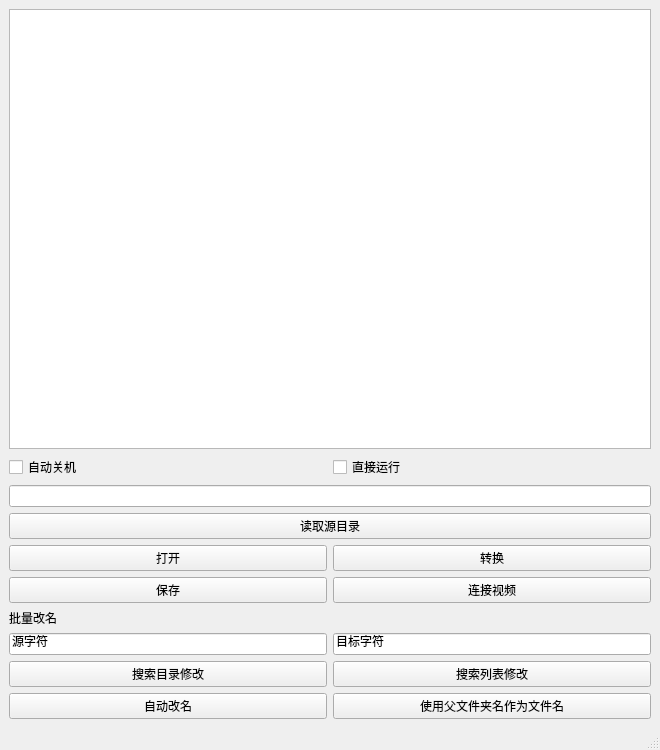
The window that J_Living/J_LivingScript/python/J_VideoConverter/J_VideoConverterUI.ui (wangziheng0426/JMadOnion) describes before a commit, drawn with Qt 5.
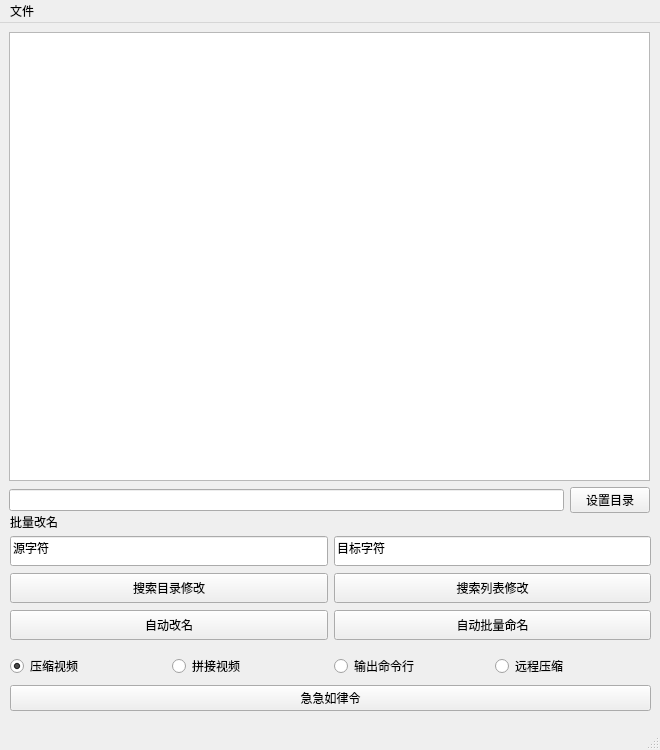
The same window after the commit.

Commit message: 修改ui

```diff
--- a/J_Living/J_LivingScript/python/J_VideoConverter/J_VideoConverterUI.ui
+++ b/J_Living/J_LivingScript/python/J_VideoConverter/J_VideoConverterUI.ui
@@ -20,8 +20,17 @@
    <string>J_videoConverter</string>
   </property>
   <widget class="QWidget" name="cw">
+   <widget class="QWidget" name="">
+    <property name="geometry">
+     <rect>
+      <x>9</x>
+      <y>9</y>
+      <width>641</width>
+      <height>481</height>
+     </rect>
+    </property>
    <layout class="QGridLayout" name="gridLayout">
-    <item row="0" column="0">
+     <item row="0" column="0" colspan="2">
      <widget class="QTableView" name="tableView_fileList">
       <property name="autoScroll">
        <bool>false</bool>
@@ -47,139 +56,222 @@
      </widget>
     </item>
     <item row="1" column="0">
-     <layout class="QVBoxLayout" name="verticalLayout">
-      <item>
-       <layout class="QHBoxLayout" name="horizontalLayout">
-        <item>
-         <widget class="QCheckBox" name="checkBox_shutdown">
-          <property name="text">
-           <string>自动关机</string>
-          </property>
-         </widget>
-        </item>
-        <item>
-         <widget class="QCheckBox" name="checkBox_gogogo">
-          <property name="text">
-           <string>直接运行</string>
-          </property>
-         </widget>
-        </item>
-       </layout>
-      </item>
-      <item>
        <widget class="QLineEdit" name="lineEdit_inputField">
         <property name="inputMask">
          <string/>
         </property>
        </widget>
       </item>
-      <item>
+     <item row="1" column="1">
        <widget class="QPushButton" name="pushButton_inputField">
         <property name="text">
-         <string>读取源目录</string>
+        <string>设置目录</string>
         </property>
        </widget>
       </item>
      </layout>
-    </item>
-    <item row="2" column="0">
-     <layout class="QHBoxLayout" name="horizontalLayout_2">
-      <item>
-       <widget class="QPushButton" name="pushButton_openList">
-        <property name="text">
-         <string>打开</string>
-        </property>
-       </widget>
-      </item>
-      <item>
-       <widget class="QPushButton" name="pushButton_convert">
-        <property name="text">
-         <string>转换</string>
-        </property>
-       </widget>
-      </item>
-     </layout>
-    </item>
-    <item row="3" column="0">
-     <layout class="QHBoxLayout" name="horizontalLayout_3">
-      <item>
-       <widget class="QPushButton" name="pushButton_saveList">
-        <property name="text">
-         <string>保存</string>
-        </property>
-       </widget>
-      </item>
-      <item>
-       <widget class="QPushButton" name="pushButton_connect">
-        <property name="text">
-         <string>连接视频</string>
-        </property>
-       </widget>
-      </item>
-     </layout>
-    </item>
-    <item row="4" column="0">
+   </widget>
+   <widget class="QWidget" name="">
+    <property name="geometry">
+     <rect>
+      <x>10</x>
+      <y>490</y>
+      <width>641</width>
+      <height>131</height>
+     </rect>
+    </property>
+    <layout class="QGridLayout" name="gridLayout_2">
+     <item row="0" column="0">
      <widget class="QLabel" name="label">
+       <property name="maximumSize">
+        <size>
+         <width>16777215</width>
+         <height>15</height>
+        </size>
+       </property>
       <property name="text">
        <string>批量改名</string>
       </property>
      </widget>
     </item>
-    <item row="5" column="0">
-     <layout class="QHBoxLayout" name="horizontalLayout_4">
-      <item>
+     <item row="1" column="0">
        <widget class="QLineEdit" name="lineEdit_oriName">
+       <property name="sizePolicy">
+        <sizepolicy hsizetype="Expanding" vsizetype="Fixed">
+         <horstretch>0</horstretch>
+         <verstretch>1</verstretch>
+        </sizepolicy>
+       </property>
+       <property name="minimumSize">
+        <size>
+         <width>0</width>
+         <height>30</height>
+        </size>
+       </property>
+       <property name="maximumSize">
+        <size>
+         <width>16777215</width>
+         <height>30</height>
+        </size>
+       </property>
         <property name="text">
          <string>源字符</string>
         </property>
        </widget>
       </item>
-      <item>
+     <item row="1" column="1">
        <widget class="QLineEdit" name="lineEdit_desName">
+       <property name="sizePolicy">
+        <sizepolicy hsizetype="Expanding" vsizetype="Fixed">
+         <horstretch>0</horstretch>
+         <verstretch>1</verstretch>
+        </sizepolicy>
+       </property>
+       <property name="minimumSize">
+        <size>
+         <width>0</width>
+         <height>30</height>
+        </size>
+       </property>
+       <property name="maximumSize">
+        <size>
+         <width>16777215</width>
+         <height>30</height>
+        </size>
+       </property>
         <property name="text">
          <string>目标字符</string>
         </property>
        </widget>
       </item>
-     </layout>
-    </item>
-    <item row="6" column="0">
-     <layout class="QHBoxLayout" name="horizontalLayout_5">
-      <item>
+     <item row="2" column="0">
        <widget class="QPushButton" name="pushButton_rename">
+       <property name="minimumSize">
+        <size>
+         <width>0</width>
+         <height>30</height>
+        </size>
+       </property>
+       <property name="maximumSize">
+        <size>
+         <width>16777215</width>
+         <height>30</height>
+        </size>
+       </property>
         <property name="text">
          <string>搜索目录修改</string>
         </property>
        </widget>
       </item>
-      <item>
+     <item row="2" column="1">
        <widget class="QPushButton" name="pushButton_rename1">
+       <property name="minimumSize">
+        <size>
+         <width>0</width>
+         <height>30</height>
+        </size>
+       </property>
+       <property name="maximumSize">
+        <size>
+         <width>16777215</width>
+         <height>30</height>
+        </size>
+       </property>
         <property name="text">
          <string>搜索列表修改</string>
         </property>
        </widget>
       </item>
-     </layout>
-    </item>
-    <item row="7" column="0">
-     <layout class="QHBoxLayout" name="horizontalLayout_6">
-      <item>
+     <item row="3" column="0">
        <widget class="QPushButton" name="pushButton_rename2">
+       <property name="minimumSize">
+        <size>
+         <width>0</width>
+         <height>30</height>
+        </size>
+       </property>
+       <property name="maximumSize">
+        <size>
+         <width>16777215</width>
+         <height>30</height>
+        </size>
+       </property>
         <property name="text">
          <string>自动改名</string>
         </property>
        </widget>
       </item>
-      <item>
+     <item row="3" column="1">
        <widget class="QPushButton" name="pushButton_renameWithFolder">
+       <property name="minimumSize">
+        <size>
+         <width>0</width>
+         <height>30</height>
+        </size>
+       </property>
+       <property name="maximumSize">
+        <size>
+         <width>16777215</width>
+         <height>30</height>
+        </size>
+       </property>
         <property name="text">
-         <string>使用父文件夹名作为文件名</string>
+        <string>自动批量命名</string>
         </property>
        </widget>
       </item>
      </layout>
-    </item>
-   </layout>
+   </widget>
+   <widget class="QWidget" name="">
+    <property name="geometry">
+     <rect>
+      <x>10</x>
+      <y>630</y>
+      <width>641</width>
+      <height>61</height>
+     </rect>
+    </property>
+    <layout class="QGridLayout" name="gridLayout_3">
+     <item row="0" column="0">
+      <widget class="QRadioButton" name="radioButton">
+       <property name="text">
+        <string>压缩视频</string>
+       </property>
+       <property name="checked">
+        <bool>true</bool>
+       </property>
+      </widget>
+     </item>
+     <item row="0" column="1">
+      <widget class="QRadioButton" name="radioButton_2">
+       <property name="text">
+        <string>拼接视频</string>
+       </property>
+      </widget>
+     </item>
+     <item row="0" column="2">
+      <widget class="QRadioButton" name="radioButton_3">
+       <property name="text">
+        <string>输出命令行</string>
+       </property>
+      </widget>
+     </item>
+     <item row="0" column="3">
+      <widget class="QRadioButton" name="radioButton_4">
+       <property name="text">
+        <string>远程压缩</string>
+       </property>
+      </widget>
+     </item>
+     <item row="1" column="0" colspan="4">
+      <widget class="QPushButton" name="pushButton_convert">
+       <property name="text">
+        <string>急急如律令</string>
+       </property>
+      </widget>
+     </item>
+    </layout>
+   </widget>
   </widget>
   <widget class="QMenuBar" name="menubar">
    <property name="geometry">
@@ -187,9 +279,18 @@
      <x>0</x>
      <y>0</y>
      <width>660</width>
-     <height>21</height>
+     <height>23</height>
     </rect>
    </property>
+   <widget class="QMenu" name="menufile">
+    <property name="title">
+     <string>文件</string>
+    </property>
+    <addaction name="actionopen"/>
+    <addaction name="actionsave"/>
+    <addaction name="actionsetting"/>
+   </widget>
+   <addaction name="menufile"/>
   </widget>
   <widget class="QStatusBar" name="statusbar"/>
  </widget>
```
Left out of the diff: 25 changed lines with no effect on the pictures. Lines whose indentation alone changed are shown as unchanged.
